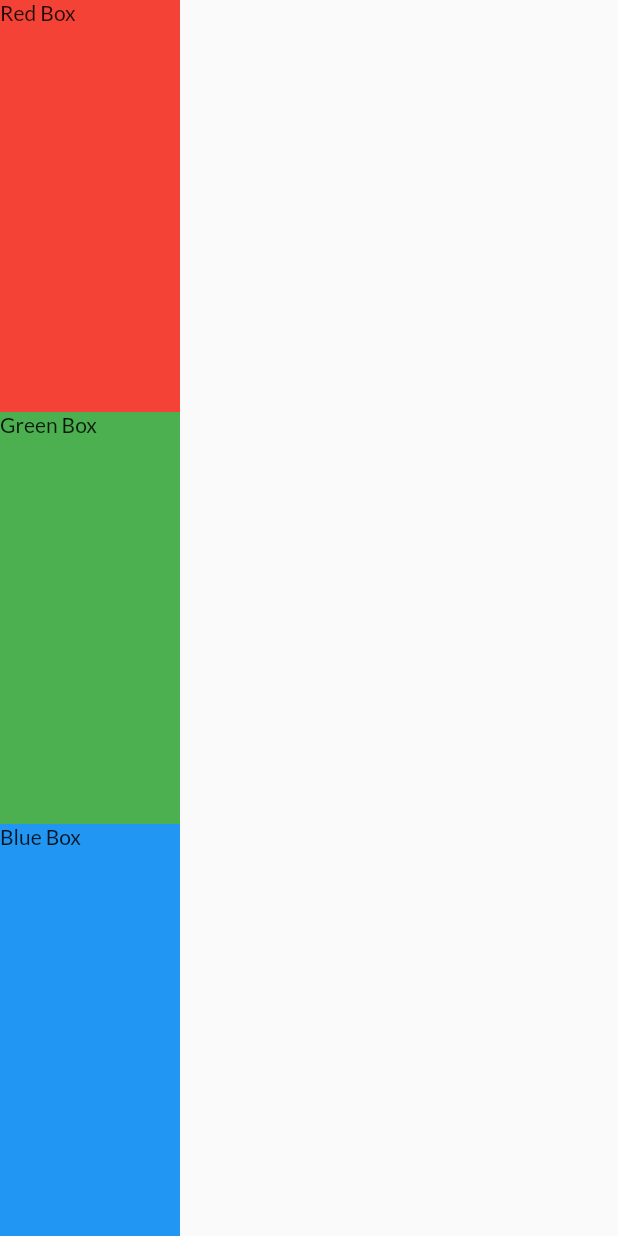
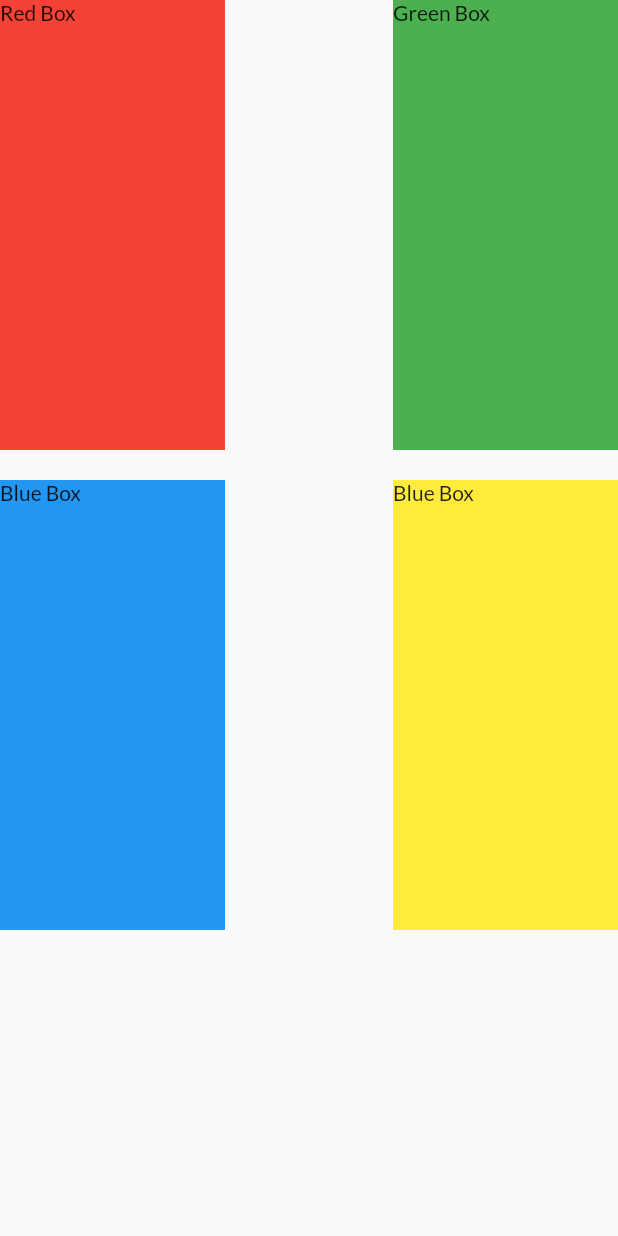
Before and after one commit to dnesbala/flutter-first-app, a Flutter app: the RowColumnTest screen opened directly, on a phone screen of 412 x 824 dp. Run offline on Flutter 3.47's test engine with Material 2 defaults, Android fonts, the phone set to English and light mode, and no system bars; our stand-ins replace google_fonts.

Commit message:
Wrap widget

```diff
--- a/lib/row_column_test.dart
+++ b/lib/row_column_test.dart
@@ -7,34 +7,36 @@ class RowColumnTest extends StatelessWidget {
   Widget build(BuildContext context) {
     return SafeArea(
       child: Scaffold(
-        body: Container(
-          color: Colors.grey,
-          // width: double.infinity,
-          child: Column(
+        body: SizedBox(
+          width: double.infinity,
+          child: Wrap(
+            spacing: 20,
+            runSpacing: 20,
+            alignment: WrapAlignment.spaceBetween,
             children: [
-              Expanded(
-                child: Container(
-                  height: 150,
-                  width: 120,
+              Container(
+                height: 300,
+                width: 150,
                 color: Colors.red,
                 child: Text("Red Box"),
               ),
-              ),
-              Expanded(
-                child: Container(
-                  height: 150,
-                  width: 120,
+              Container(
+                height: 300,
+                width: 150,
                 color: Colors.green,
                 child: Text("Green Box"),
               ),
-              ),
-              Expanded(
-                child: Container(
-                  height: 150,
-                  width: 120,
+              Container(
+                height: 300,
+                width: 150,
                 color: Colors.blue,
                 child: Text("Blue Box"),
               ),
+              Container(
+                height: 300,
+                width: 150,
+                color: Colors.yellow,
+                child: Text("Blue Box"),
               ),
             ],
           ),
```
Lines whose indentation alone changed are shown as unchanged.
